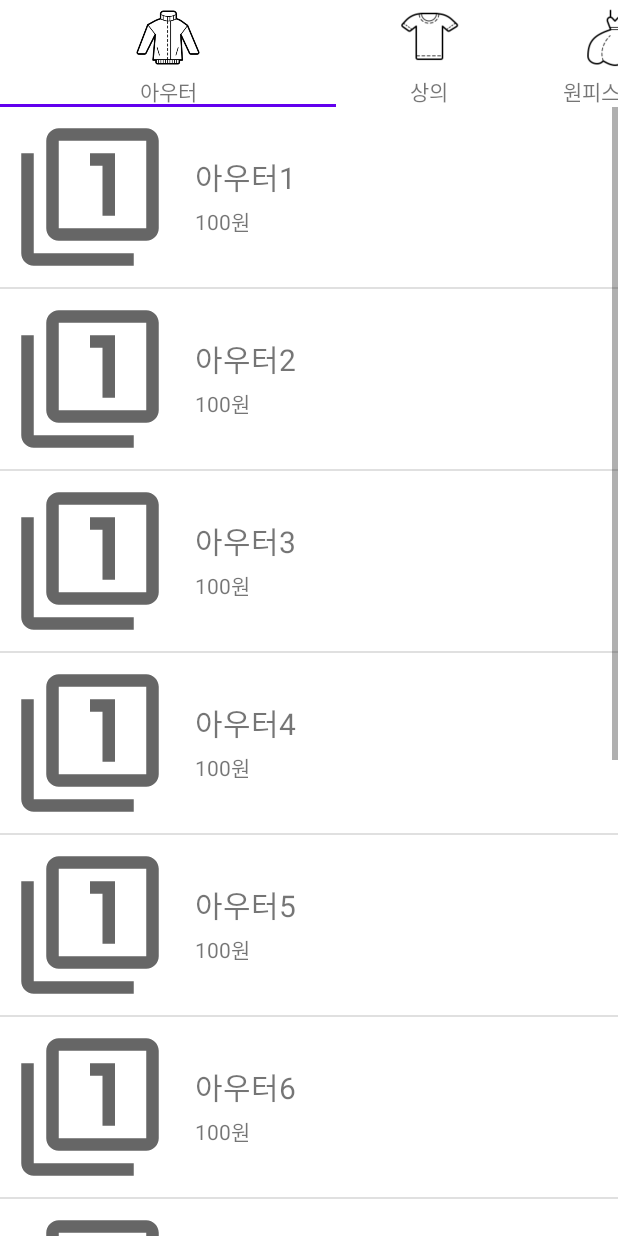
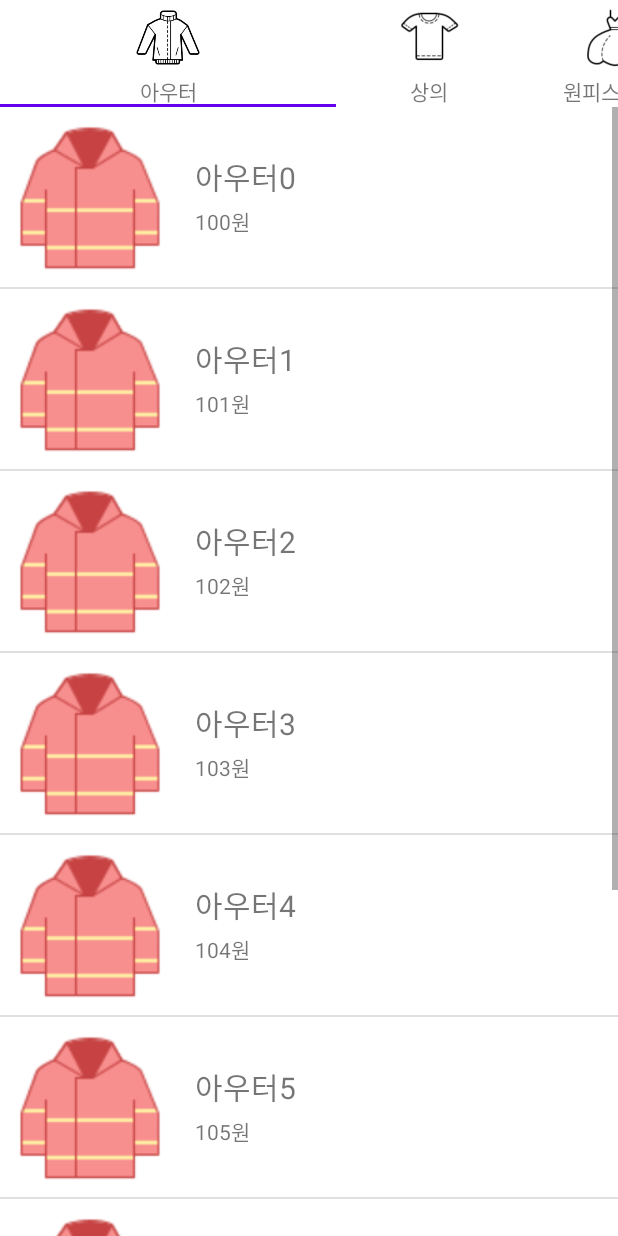
Before and after one commit to otu165/Shop, an Android app: the MenuOuterFragment screen opened directly, with no data from a screen before it, on a phone screen of 412 x 824 dp. Run offline under Robolectric (Android 15) with nearby library versions, the light colour scheme and no system bars.

Commit message:
juyeon_MenuActivity_modify ListView

```diff
--- a/app/src/main/java/com/example/shopping/api/Service.kt
+++ b/app/src/main/java/com/example/shopping/api/Service.kt
@@ -1,9 +1,11 @@
 package com.example.shopping.api
 
+import android.util.Log
 import com.example.shopping.R
 import com.example.shopping.data.main.MainGridViewData
 import com.example.shopping.data.menu.MenuFragListViewData
 import com.example.shopping.data.menu.MenuTabLayoutData
+import java.util.*
 
 // TODO 서버에서 받아오는 데이터로 변환
 object Service {
@@ -32,6 +34,7 @@ object Service {
     }
 
     fun getMenuTabData() : List<MenuTabLayoutData> {
+        // ERROR selecter 동작하지 않음
         return listOf(
                 MenuTabLayoutData(R.drawable.menu_tab_outer_selecter, "아우터"),
                 MenuTabLayoutData(R.drawable.menu_tab_top_selecter, "상의"),
@@ -43,20 +46,47 @@ object Service {
                 )
     }
 
-    fun getMenuFragListViewOuterData() : List<MenuFragListViewData> {
-        return listOf(
-            MenuFragListViewData(R.drawable.ic_baseline_filter_1_24, "아우터1", 100.toString() + "원"),
-            MenuFragListViewData(R.drawable.ic_baseline_filter_1_24, "아우터2", 100.toString() + "원"),
-            MenuFragListViewData(R.drawable.ic_baseline_filter_1_24, "아우터3", 100.toString() + "원"),
-            MenuFragListViewData(R.drawable.ic_baseline_filter_1_24, "아우터4", 100.toString() + "원"),
-            MenuFragListViewData(R.drawable.ic_baseline_filter_1_24, "아우터5", 100.toString() + "원"),
-            MenuFragListViewData(R.drawable.ic_baseline_filter_1_24, "아우터6", 100.toString() + "원"),
-            MenuFragListViewData(R.drawable.ic_baseline_filter_1_24, "아우터7", 100.toString() + "원"),
-            MenuFragListViewData(R.drawable.ic_baseline_filter_1_24, "아우터8", 100.toString() + "원"),
-            MenuFragListViewData(R.drawable.ic_baseline_filter_1_24, "아우터9", 100.toString() + "원"),
-            MenuFragListViewData(R.drawable.ic_baseline_filter_1_24, "아우터10", 100.toString() + "원"),
-            MenuFragListViewData(R.drawable.ic_baseline_filter_1_24, "아우터11", 100.toString() + "원"),
-            MenuFragListViewData(R.drawable.ic_baseline_filter_1_24, "아우터12", 100.toString() + "원"),
-        )
+    fun getMenuFragListViewData(sort : String) : List<MenuFragListViewData> {
+        var list = mutableListOf<MenuFragListViewData>()
+
+        when(sort) {
+            "아우터" -> {
+                for (i in 0..9) {
+                    list.add(MenuFragListViewData(R.drawable.jacket, "${sort}$i", (100 + i).toString() + "원"))
+                }
+            }
+            "상의" -> {
+                for (i in 0..13) {
+                    list.add(MenuFragListViewData(R.drawable.top, "${sort}$i", (200 + i).toString() + "원"))
+                }
+            }
+            "원피스/세트" -> {
+                for (i in 0..18) {
+                    list.add(MenuFragListViewData(R.drawable.dress, "${sort}$i", (300 + i).toString() + "원"))
+                }
+            }
+            "바지" -> {
+                for (i in 0..3) {
+                    list.add(MenuFragListViewData(R.drawable.jeans, "${sort}$i", (400 + i).toString() + "원"))
+                }
+            }
+            "스커트" -> {
+                for (i in 0..20) {
+                    list.add(MenuFragListViewData(R.drawable.skirt_list, "${sort}$i", (500 + i).toString() + "원"))
+                }
+            }
+            "슈즈" -> {
+                for (i in 0..5) {
+                    list.add(MenuFragListViewData(R.drawable.shoes, "${sort}$i", (600 + i).toString() + "원"))
+                }
+            }
+            else -> { // 가방
+                for (i in 0..5) {
+                    list.add(MenuFragListViewData(R.drawable.bag, "${sort}$i", (700 + i).toString() + "원"))
+                }
+            }
+        }
+
+        return list
     }
 }
--- a/app/src/main/java/com/example/shopping/feature/main/MainGridViewAdapter.kt
+++ b/app/src/main/java/com/example/shopping/feature/main/MainGridViewAdapter.kt
@@ -28,8 +28,6 @@ class MainGridViewAdapter(private val context : Context) : BaseAdapter() {
     }
 
     override fun getView(position: Int, convertView: View?, parent: ViewGroup?): View {
-        Log.d("TAG", "getView() 메서드 호출" )
-
         val view = LayoutInflater.from(context).inflate(R.layout.item_main_grid_view, parent, false)
 
         // compose item view
--- a/app/src/main/java/com/example/shopping/feature/menu/MenuActivity.kt
+++ b/app/src/main/java/com/example/shopping/feature/menu/MenuActivity.kt
@@ -24,7 +24,7 @@ class MenuActivity : AppCompatActivity() {
 
     private fun menuFunction() {
         // 1. TabLayout
-        // ERROR 너비 줄여야 함
+        // ERROR tab 너비 줄여야 함
         for (list in Service.getMenuTabData()) {
             tabLayoutMenu.addTab(tabLayoutMenu.newTab().setCustomView(getTabView(list)))
         }
--- a/app/src/main/java/com/example/shopping/feature/menu/MenuFragmentPagerAdapter.kt
+++ b/app/src/main/java/com/example/shopping/feature/menu/MenuFragmentPagerAdapter.kt
@@ -1,6 +1,7 @@
 package com.example.shopping.feature.menu
 
 import android.content.Context
+import android.os.Bundle
 import android.view.ViewGroup
 import androidx.fragment.app.Fragment
 import androidx.fragment.app.FragmentManager
@@ -16,25 +17,53 @@ class MenuFragmentPagerAdapter(fragmentManager: FragmentManager) : FragmentPager
     override fun getItem(position: Int): Fragment {
         return when(position) {
             0 -> {
-                MenuOuterFragment()
+                MenuOuterFragment().apply {
+                    arguments = Bundle().apply {
+                        putString("KEY", "아우터")
+                    }
+                }
             }
             1 -> {
-                MenuTopFragment()
+                MenuTopFragment().apply {
+                    arguments = Bundle().apply {
+                        putString("KEY", "상의")
+                    }
+                }
             }
             2 -> {
-                MenuDressFragment()
+                MenuDressFragment().apply {
+                    arguments = Bundle().apply {
+                        putString("KEY", "원피스/세트")
+                    }
+                }
             }
             3 -> {
-                MenuJeansFragment()
+                MenuJeansFragment().apply {
+                    arguments = Bundle().apply {
+                        putString("KEY", "바지")
+                    }
+                }
             }
             4 -> {
-                MenuSkirtFragment()
+                MenuSkirtFragment().apply {
+                    arguments = Bundle().apply {
+                        putString("KEY", "스커트")
+                    }
+                }
             }
             5 -> {
-                MenuShoesFragment()
+                MenuShoesFragment().apply {
+                    arguments = Bundle().apply {
+                        putString("KEY", "슈즈")
+                    }
+                }
             }
             else -> {
-                MenuBagFragment()
+                MenuBagFragment().apply {
+                    arguments = Bundle().apply {
+                        putString("KEY", "가방")
+                    }
+                }
             }
         }
     }
--- a/app/src/main/java/com/example/shopping/feature/menu/fragment/MenuFragListViewAdapter.kt
+++ b/app/src/main/java/com/example/shopping/feature/menu/fragment/MenuFragListViewAdapter.kt
@@ -1,6 +1,7 @@
 package com.example.shopping.feature.menu.fragment
 
 import android.content.Context
+import android.util.Log
 import android.view.LayoutInflater
 import android.view.View
 import android.view.ViewGroup
@@ -10,8 +11,9 @@ import android.widget.TextView
 import com.example.shopping.R
 import com.example.shopping.api.Service
 
-class MenuFragListViewAdapter(private val context : Context) : BaseAdapter() {
-    private var data = Service.getMenuFragListViewOuterData()
+class MenuFragListViewAdapter(private val context : Context,
+                              private val sort : String) : BaseAdapter() {
+    private var data = Service.getMenuFragListViewData(sort)
 
     override fun getCount(): Int {
         return data.size
@@ -26,7 +28,7 @@ class MenuFragListViewAdapter(private val context : Context) : BaseAdapter() {
     }
 
     override fun getView(p0: Int, p1: View?, p2: ViewGroup?): View {
-       val view : View = LayoutInflater.from(context).inflate(R.layout.item_frag_menu, null)
+        val view : View = LayoutInflater.from(context).inflate(R.layout.item_frag_menu, null)
 
         view.findViewById<ImageView>(R.id.imgItemFragMenu).setImageResource(data[p0].imageResource)
         view.findViewById<TextView>(R.id.txtItemFragMenu).text = data[p0].name
--- a/app/src/main/java/com/example/shopping/feature/menu/fragment/MenuOuterFragment.kt
+++ b/app/src/main/java/com/example/shopping/feature/menu/fragment/MenuOuterFragment.kt
@@ -16,7 +16,6 @@ class MenuOuterFragment : Fragment() {
                               savedInstanceState: Bundle?): View? {
 
         val view : View =  inflater.inflate(R.layout.fragment_menu_outer, container, false)
-
         menuOuterFunction(view)
 
         Log.d(TAG, "${TAG} created")
@@ -24,8 +23,9 @@ class MenuOuterFragment : Fragment() {
     }
 
     private fun menuOuterFunction(view : View) {
+
         // 1. ListView
-        val listViewAdapter = MenuFragListViewAdapter(requireContext())
+        val listViewAdapter = MenuFragListViewAdapter(requireContext(), arguments?.getString("KEY")!!)
         view.lvMenuOuterFrag.adapter = listViewAdapter
     }
 
```
Also changed, not shown: app/src/main/res/drawable/bag.png (added), app/src/main/res/drawable/dress.png (added), app/src/main/res/drawable/jacket.png (added), app/src/main/res/drawable/jeans.png (added), app/src/main/res/drawable/shoes.png (added), app/src/main/res/drawable/skirt_list.png (added), app/src/main/res/drawable/top.png (added).
